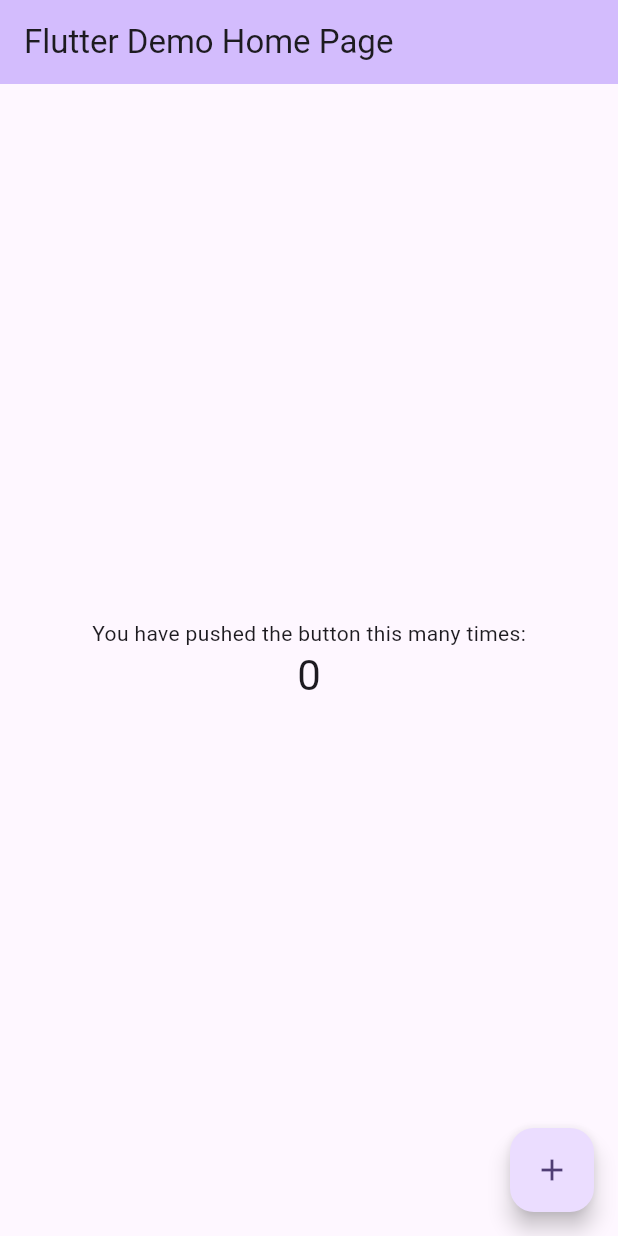
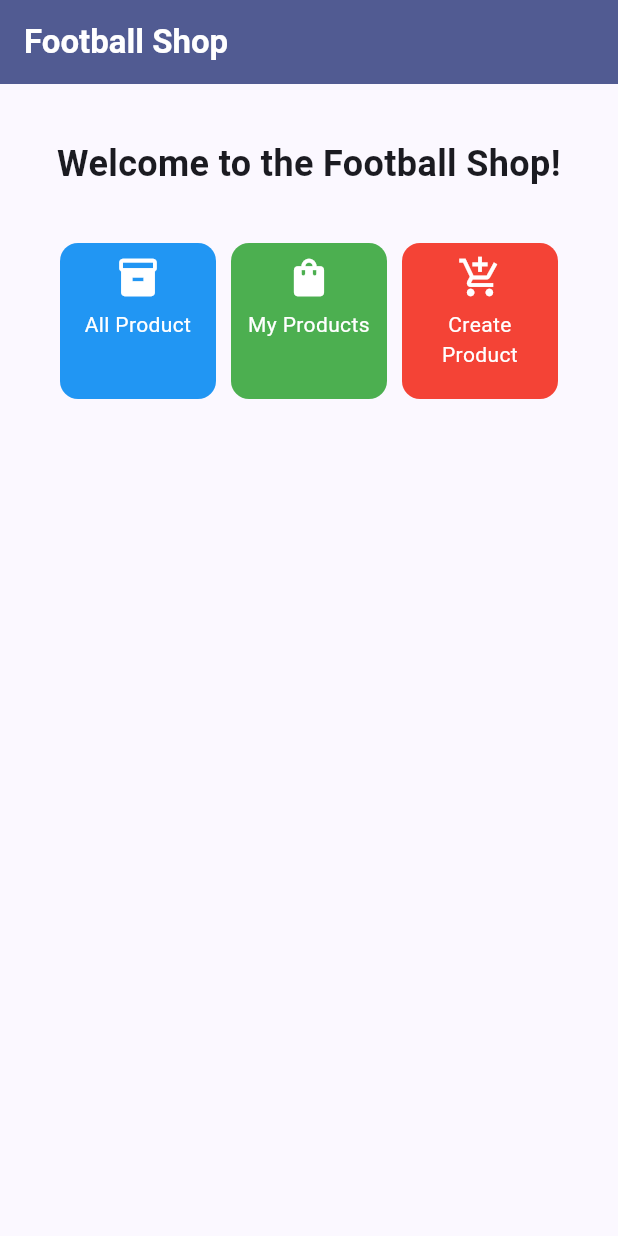
Before and after one commit to robentambayong/football_shop, a Flutter app: the screen it shows after launch, on a phone screen of 412 x 824 dp. Run offline on Flutter 3.47's test engine with Material 3 defaults, Android fonts, the phone set to English and light mode, and no system bars.

Commit message:
Finished Assignment 7

```diff
--- a/lib/main.dart
+++ b/lib/main.dart
@@ -1,4 +1,5 @@
 import 'package:flutter/material.dart';
+import 'package:football_shop/menu.dart';
 
 void main() {
   runApp(const MyApp());
@@ -7,116 +8,15 @@ void main() {
 class MyApp extends StatelessWidget {
   const MyApp({super.key});
 
-  // This widget is the root of your application.
   @override
   Widget build(BuildContext context) {
     return MaterialApp(
-      title: 'Flutter Demo',
+      title: 'Football Shop',
       theme: ThemeData(
-        // This is the theme of your application.
-        //
-        // TRY THIS: Try running your application with "flutter run". You'll see
-        // the application has a purple toolbar. Then, without quitting the app,
-        // try changing the seedColor in the colorScheme below to Colors.green
-        // and then invoke "hot reload" (save your changes or press the "hot
-        // reload" button in a Flutter-supported IDE, or press "r" if you used
-        // the command line to start the app).
-        //
-        // Notice that the counter didn't reset back to zero; the application
-        // state is not lost during the reload. To reset the state, use hot
-        // restart instead.
-        //
-        // This works for code too, not just values: Most code changes can be
-        // tested with just a hot reload.
-        colorScheme: ColorScheme.fromSeed(seedColor: Colors.deepPurple),
+        colorScheme: ColorScheme.fromSeed(seedColor: Colors.indigo),
+        useMaterial3: true,
       ),
-      home: const MyHomePage(title: 'Flutter Demo Home Page'),
+      home: MyHomePage(),
     );
   }
 }
-
-class MyHomePage extends StatefulWidget {
-  const MyHomePage({super.key, required this.title});
-
-  // This widget is the home page of your application. It is stateful, meaning
-  // that it has a State object (defined below) that contains fields that affect
-  // how it looks.
-
-  // This class is the configuration for the state. It holds the values (in this
-  // case the title) provided by the parent (in this case the App widget) and
-  // used by the build method of the State. Fields in a Widget subclass are
-  // always marked "final".
-
-  final String title;
-
-  @override
-  State<MyHomePage> createState() => _MyHomePageState();
-}
-
-class _MyHomePageState extends State<MyHomePage> {
-  int _counter = 0;
-
-  void _incrementCounter() {
-    setState(() {
-      // This call to setState tells the Flutter framework that something has
-      // changed in this State, which causes it to rerun the build method below
-      // so that the display can reflect the updated values. If we changed
-      // _counter without calling setState(), then the build method would not be
-      // called again, and so nothing would appear to happen.
-      _counter++;
-    });
-  }
-
-  @override
-  Widget build(BuildContext context) {
-    // This method is rerun every time setState is called, for instance as done
-    // by the _incrementCounter method above.
-    //
-    // The Flutter framework has been optimized to make rerunning build methods
-    // fast, so that you can just rebuild anything that needs updating rather
-    // than having to individually change instances of widgets.
-    return Scaffold(
-      appBar: AppBar(
-        // TRY THIS: Try changing the color here to a specific color (to
-        // Colors.amber, perhaps?) and trigger a hot reload to see the AppBar
-        // change color while the other colors stay the same.
-        backgroundColor: Theme.of(context).colorScheme.inversePrimary,
-        // Here we take the value from the MyHomePage object that was created by
-        // the App.build method, and use it to set our appbar title.
-        title: Text(widget.title),
-      ),
-      body: Center(
-        // Center is a layout widget. It takes a single child and positions it
-        // in the middle of the parent.
-        child: Column(
-          // Column is also a layout widget. It takes a list of children and
-          // arranges them vertically. By default, it sizes itself to fit its
-          // children horizontally, and tries to be as tall as its parent.
-          //
-          // Column has various properties to control how it sizes itself and
-          // how it positions its children. Here we use mainAxisAlignment to
-          // center the children vertically; the main axis here is the vertical
-          // axis because Columns are vertical (the cross axis would be
-          // horizontal).
-          //
-          // TRY THIS: Invoke "debug painting" (choose the "Toggle Debug Paint"
-          // action in the IDE, or press "p" in the console), to see the
-          // wireframe for each widget.
-          mainAxisAlignment: MainAxisAlignment.center,
-          children: <Widget>[
-            const Text('You have pushed the button this many times:'),
-            Text(
-              '$_counter',
-              style: Theme.of(context).textTheme.headlineMedium,
-            ),
-          ],
-        ),
-      ),
-      floatingActionButton: FloatingActionButton(
-        onPressed: _incrementCounter,
-        tooltip: 'Increment',
-        child: const Icon(Icons.add),
-      ), // This trailing comma makes auto-formatting nicer for build methods.
-    );
-  }
-}
--- /dev/null
+++ b/lib/menu.dart
@@ -0,0 +1,110 @@
+import 'package:flutter/material.dart';
+
+class MyHomePage extends StatelessWidget {
+  MyHomePage({super.key});
+
+  final List<ShopItem> items = [
+    ShopItem("All Product", Icons.inventory, Colors.blue),
+    ShopItem("My Products", Icons.shopping_bag, Colors.green),
+    ShopItem("Create Product", Icons.add_shopping_cart, Colors.red),
+  ];
+
+  @override
+  Widget build(BuildContext context) {
+    return Scaffold(
+      appBar: AppBar(
+        title: const Text(
+          'Football Shop',
+          style: TextStyle(
+            color: Colors.white,
+            fontWeight: FontWeight.bold,
+          ),
+        ),
+        backgroundColor: Theme.of(context).colorScheme.primary,
+      ),
+      body: SingleChildScrollView(
+        child: Padding(
+          padding: const EdgeInsets.all(20.0),
+          child: Column(
+            children: [
+              const Padding(
+                padding: EdgeInsets.only(top: 16.0, bottom: 16.0),
+                child: Text(
+                  'Welcome to the Football Shop!',
+                  textAlign: TextAlign.center,
+                  style: TextStyle(
+                    fontSize: 24,
+                    fontWeight: FontWeight.bold,
+                  ),
+                ),
+              ),
+              GridView.count(
+                primary: true,
+                padding: const EdgeInsets.all(20),
+                crossAxisSpacing: 10,
+                mainAxisSpacing: 10,
+                crossAxisCount: 3,
+                shrinkWrap: true,
+                children: items.map((ShopItem item) {
+                  return ShopCard(item);
+                }).toList(),
+              ),
+            ],
+          ),
+        ),
+      ),
+    );
+  }
+}
+
+class ShopItem {
+  final String name;
+  final IconData icon;
+  final MaterialColor color;
+
+  ShopItem(this.name, this.icon, this.color);
+}
+
+class ShopCard extends StatelessWidget {
+  final ShopItem item;
+
+  const ShopCard(this.item, {super.key});
+
+  @override
+  Widget build(BuildContext context) {
+    return Material(
+      color: item.color,
+      borderRadius: BorderRadius.circular(12),
+      child: InkWell(
+        onTap: () {
+          ScaffoldMessenger.of(context).hideCurrentSnackBar();
+          ScaffoldMessenger.of(context).showSnackBar(
+            SnackBar(
+              content: Text("You have pressed the ${item.name} button!"),
+            ),
+          );
+        },
+        child: Container(
+          padding: const EdgeInsets.all(8),
+          child: Center(
+            child: Column(
+              children: [
+                Icon(
+                  item.icon,
+                  color: Colors.white,
+                  size: 30.0,
+                ),
+                const Padding(padding: EdgeInsets.all(3)),
+                Text(
+                  item.name,
+                  textAlign: TextAlign.center,
+                  style: const TextStyle(color: Colors.white),
+                ),
+              ],
+            ),
+          ),
+        ),
+      ),
+    );
+  }
+}
```
Also changed, not shown: 1 other file.
